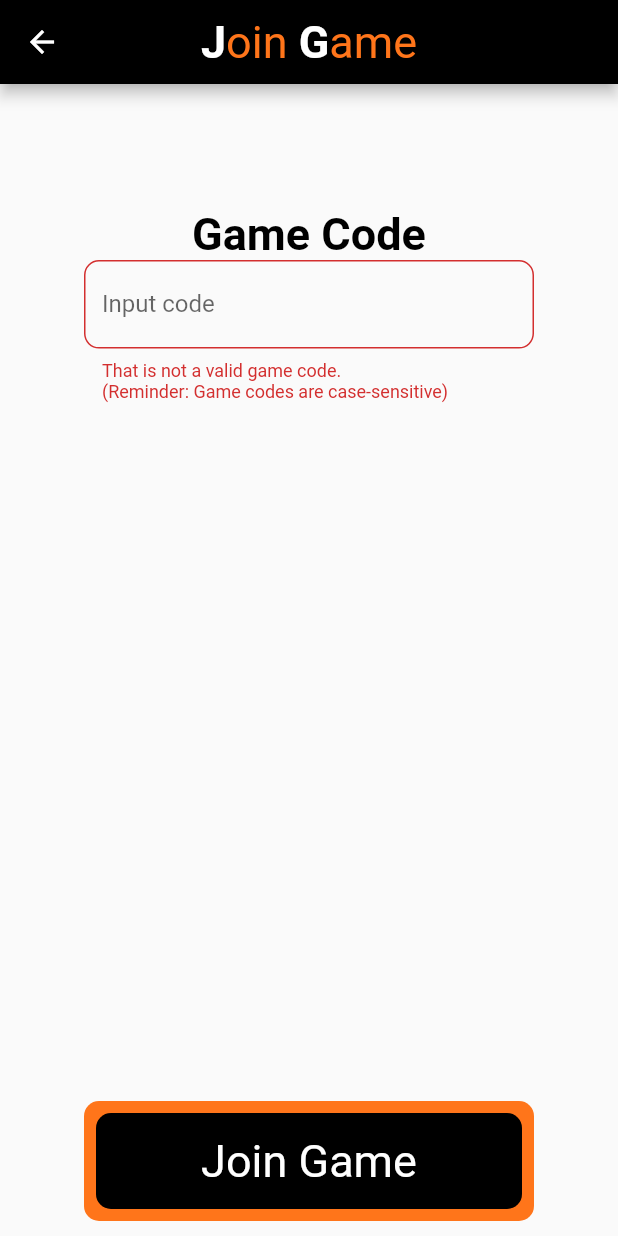
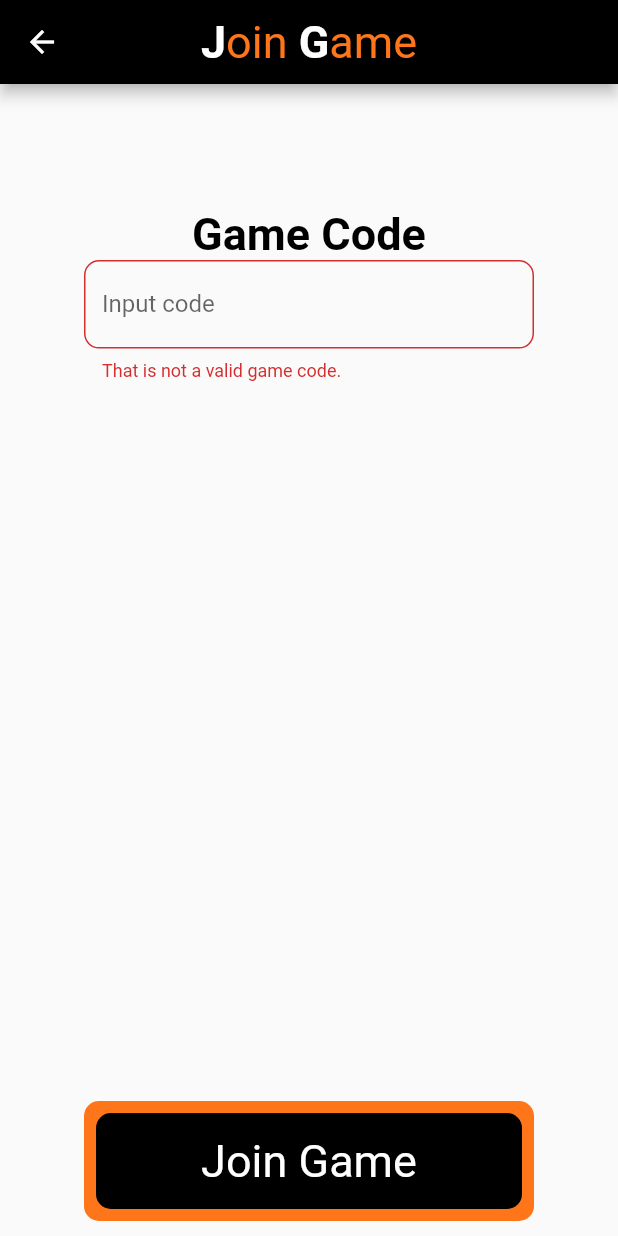
Before and after one commit to phamtony93/beaver-scavenger-hunt, a Flutter app: the JoinGameScreen screen opened by its route, after a tap on "Join Game", on a phone screen of 412 x 824 dp. Run offline on Flutter 3.47's test engine with Material 2 defaults, Android fonts, the phone set to English and light mode, and no system bars; our stand-ins replace camera, cloud_firestore, dropdown_formfield, firebase_auth, firebase_storage, gallery_saver and 4 more; accounts and stored records are empty; Roboto replaces fonts that are missing (OpenSans).

Commit message:
remove case sensitivity on game code input

```diff
--- a/beaver_scavenger_hunt/lib/screens/join_game_screen.dart
+++ b/beaver_scavenger_hunt/lib/screens/join_game_screen.dart
@@ -28,14 +28,15 @@ class _JoinGameScreen extends State<JoinGameScreen> {
     print("Validating game code...");
     //validate whether gamecode is in db
     bool isValid = false;
+    String gameCodeUpper = gameCode.toUpperCase();
     for (int i = 0; i < possibleGameCodes.length; i++){
-      if (gameCode == possibleGameCodes[i]){
+      if (gameCodeUpper == possibleGameCodes[i]){
         isValid = true;
       }
     }
     if (isValid == false){
       print("Game code invalid");
-      return 'That is not a valid game code.\n(Reminder: Game codes are case-sensitive)';
+      return 'That is not a valid game code.';
     }
     if (gameCode.isEmpty) {
       print("Game code invalid");
@@ -113,7 +114,7 @@ class _JoinGameScreen extends State<JoinGameScreen> {
                           //Call _validateGameCode Function (above)
                           validator: (value) => _validateGameCode(value, allGameCodes),
                           onSaved: (value) {
-                            gameCode = value;
+                            gameCode = value.toUpperCase();
                           },
                         ),
                       ),
```
